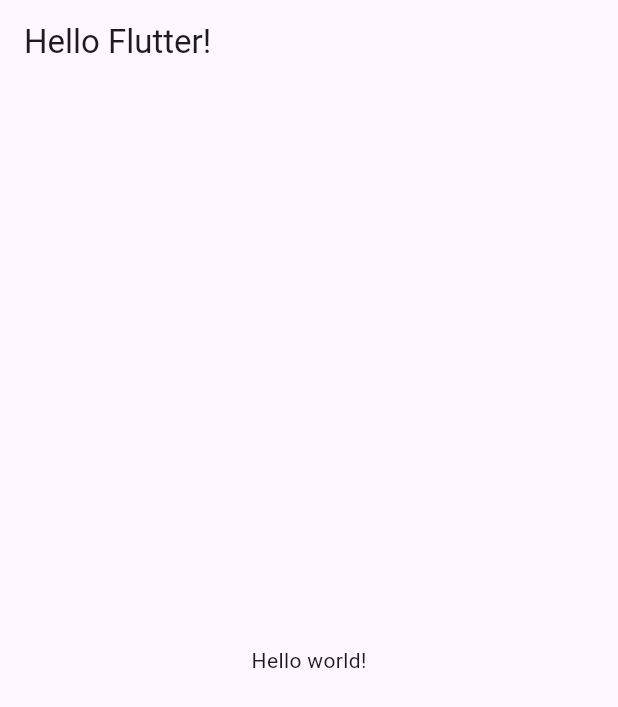
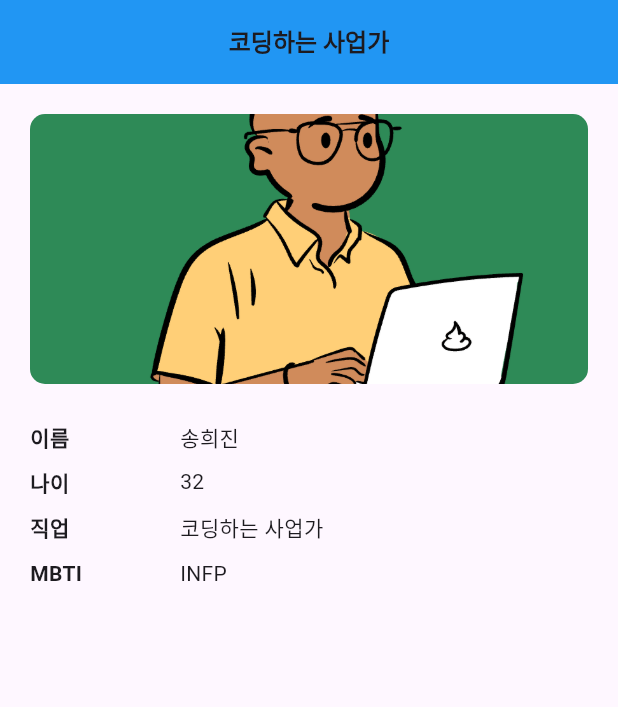
Before and after one commit to billiweb/flutter_first_project, a Flutter app: the screen it shows after launch, on a phone screen of 412 x 824 dp. Shown: the top 707 px of the screen. Run offline on Flutter 3.47's test engine with Material 3 defaults, Android fonts, the light colour scheme and no system bars.

Commit message:
business card project

```diff
--- a/lib/main.dart
+++ b/lib/main.dart
@@ -1,3 +1,5 @@
+import 'package:first_project/main_screen.dart';
+import 'package:first_project/splash_screen.dart';
 import 'package:flutter/material.dart';
 
 void main() {
@@ -8,14 +10,12 @@ class App extends StatelessWidget {
   @override
   Widget build(BuildContext context) {
     return MaterialApp(
-      home: Scaffold(
-        appBar: AppBar(
-          title: Text('Hello Flutter!'),
-        ),
-        body: Center(
-          child: Text('Hello world!'),
-        ),
-      ),
+      debugShowCheckedModeBanner: false, // 디버그 라벨 제거
+      initialRoute: '/',
+      routes: {
+        '/': (context) => SplashScreen(),
+        '/main': (context) => MainScreen(),
+      },
     );
   }
 }
--- /dev/null
+++ b/lib/main_screen.dart
@@ -0,0 +1,95 @@
+import 'package:flutter/material.dart';
+
+class MainScreen extends StatefulWidget {
+  const MainScreen({Key? key}) : super(key: key);
+
+  @override
+  State<MainScreen> createState() => _MainScreenState();
+}
+
+class _MainScreenState extends State<MainScreen> {
+  @override
+  Widget build(BuildContext context) {
+    return Scaffold(
+      appBar: AppBar(
+        centerTitle: true,
+        backgroundColor: Colors.blue,
+        title: Text(
+          '코딩하는 사업가',
+          style: TextStyle(fontSize: 16, fontWeight: FontWeight.bold),
+        ),
+      ),
+      body: SingleChildScrollView(
+        child: Column(
+          children: [
+            Container(
+              margin: EdgeInsets.all(20),
+              width: double.infinity,
+              height: 180,
+              child: ClipRRect(
+                borderRadius: BorderRadius.circular(10),
+                child: Image.asset('assets/songcoding.png', fit: BoxFit.cover),
+              ),
+            ),
+            Container(
+              margin: EdgeInsets.symmetric(vertical: 5, horizontal: 20),
+              child: Row(
+                children: [
+                  Container(
+                      width: 100,
+                      child: Text(
+                        '이름',
+                        style: TextStyle(fontWeight: FontWeight.bold),
+                      )),
+                  Text('송희진'),
+                ],
+              ),
+            ),
+            Container(
+              margin: EdgeInsets.symmetric(vertical: 5, horizontal: 20),
+              child: Row(
+                children: [
+                  Container(
+                      width: 100,
+                      child: Text(
+                        '나이',
+                        style: TextStyle(fontWeight: FontWeight.bold),
+                      )),
+                  Text('32'),
+                ],
+              ),
+            ),
+            Container(
+              margin: EdgeInsets.symmetric(vertical: 5, horizontal: 20),
+              child: Row(
+                children: [
+                  Container(
+                      width: 100,
+                      child: Text(
+                        '직업',
+                        style: TextStyle(fontWeight: FontWeight.bold),
+                      )),
+                  Text('코딩하는 사업가'),
+                ],
+              ),
+            ),
+            Container(
+              margin: EdgeInsets.symmetric(vertical: 5, horizontal: 20),
+              child: Row(
+                children: [
+                  Container(
+                      width: 100,
+                      child: Text(
+                        'MBTI',
+                        style: TextStyle(fontWeight: FontWeight.bold),
+                      )),
+                  Text('INFP'),
+                ],
+              ),
+            ),
+          ],
+        ),
+      ),
+    );
+  }
+}
--- /dev/null
+++ b/lib/splash_screen.dart
@@ -0,0 +1,33 @@
+import 'package:flutter/material.dart';
+
+class SplashScreen extends StatelessWidget {
+  const SplashScreen({super.key});
+
+  @override
+  Widget build(BuildContext context) {
+    Future.delayed(
+      Duration(seconds: 2),
+      () {
+        Navigator.pushReplacementNamed(context, '/main');
+      },
+    );
+
+    return Scaffold(
+      body: Center(
+          child: Column(
+        mainAxisAlignment: MainAxisAlignment.center,
+        children: [
+          Image.asset('assets/songcoding.png', width: 180, height: 180),
+          Container(
+              margin: EdgeInsets.only(top: 30),
+              child: Text('Business Card',
+                  style: TextStyle(
+                    fontSize: 32,
+                    fontWeight: FontWeight.bold,
+                    color: Colors.black,
+                  )))
+        ],
+      )),
+    );
+  }
+}
```
